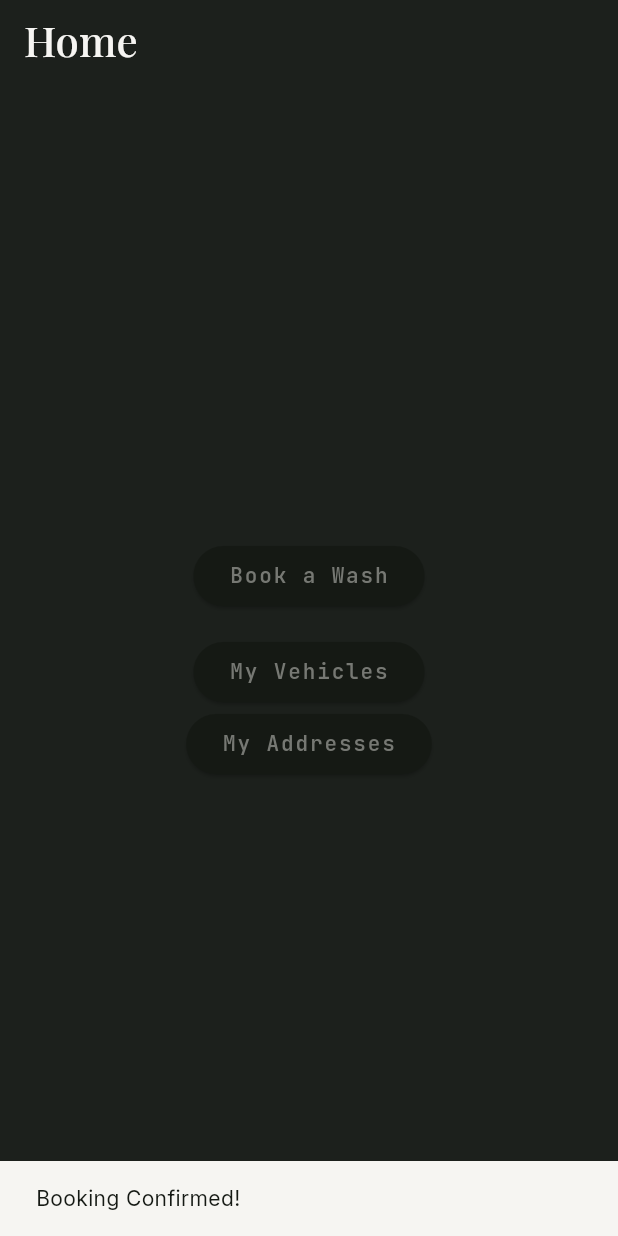
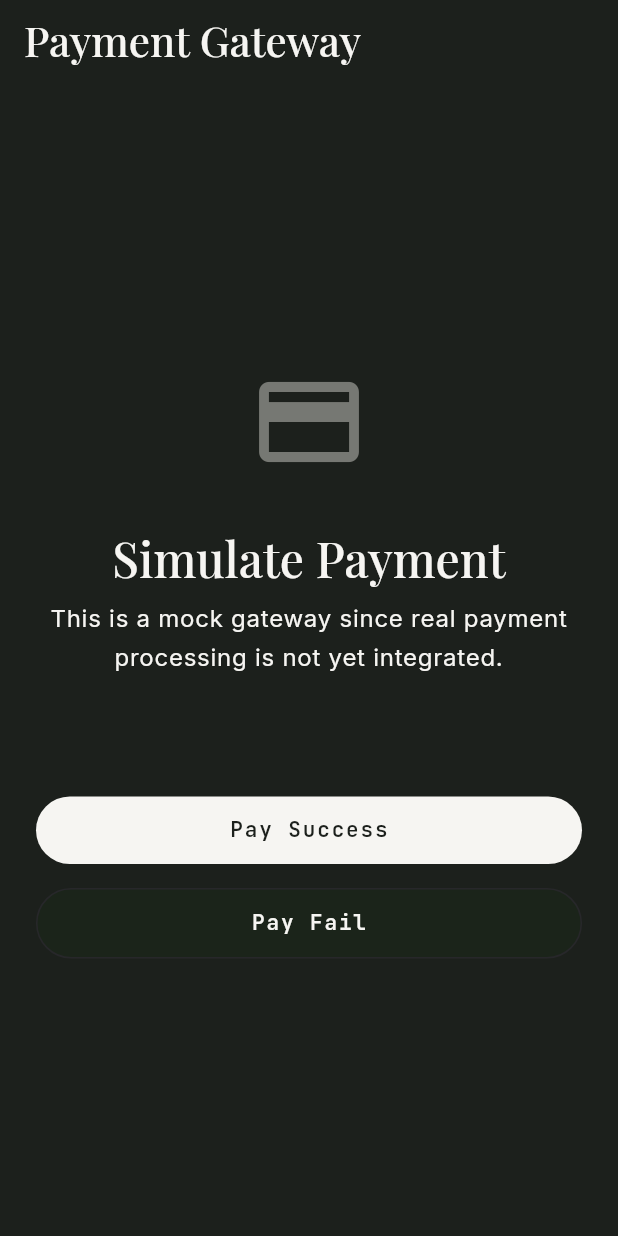
Before and after one commit to 7meninn/vehicle-wash, a Flutter app: the PriceEstimateScreen screen opened by its route, after a tap on "Confirm Booking", on a phone screen of 412 x 824 dp. Run offline on Flutter 3.47's test engine with Material 3 defaults, Android fonts, the phone set to English and light mode, and no system bars; our stand-ins replace dio, flutter_riverpod, flutter_secure_storage, go_router, google_fonts; accounts and stored records are empty.

Commit message:
feat: implement Slice 7 - Booking Creation & Payment Handshake

```diff
--- a/frontend/vehicle_wash_customer/lib/features/booking/presentation/pages/price_estimate_screen.dart
+++ b/frontend/vehicle_wash_customer/lib/features/booking/presentation/pages/price_estimate_screen.dart
@@ -57,10 +57,7 @@ class PriceEstimateScreen extends StatelessWidget {
               VerdantButton(
                 label: 'Confirm Booking',
                 onPressed: () {
-                  ScaffoldMessenger.of(context).showSnackBar(
-                    const SnackBar(content: Text('Booking Confirmed!')),
-                  );
-                  context.go('/home');
+                  context.push('/payment/mock');
                 },
               ),
             ],
--- /dev/null
+++ b/frontend/vehicle_wash_customer/lib/features/payment/presentation/pages/mock_payment_screen.dart
@@ -0,0 +1,60 @@
+import 'package:flutter/material.dart';
+import 'package:go_router/go_router.dart';
+import 'package:vehicle_wash_design_system/vehicle_wash_design_system.dart';
+
+class MockPaymentScreen extends StatelessWidget {
+  const MockPaymentScreen({super.key});
+
+  @override
+  Widget build(BuildContext context) {
+    return Scaffold(
+      appBar: AppBar(
+        title: const Text('Payment Gateway'),
+        automaticallyImplyLeading: false,
+      ),
+      body: SafeArea(
+        child: Padding(
+          padding: const EdgeInsets.all(VerdantSpacing.cardPadding),
+          child: Column(
+            mainAxisAlignment: MainAxisAlignment.center,
+            crossAxisAlignment: CrossAxisAlignment.stretch,
+            children: [
+              const Icon(Icons.credit_card, size: 80, color: VerdantColors.textSecondary),
+              const SizedBox(height: VerdantSpacing.gap * 2),
+              Text(
+                'Simulate Payment',
+                textAlign: TextAlign.center,
+                style: VerdantTypography.headlineLarge,
+              ),
+              const SizedBox(height: VerdantSpacing.base),
+              Text(
+                'This is a mock gateway since real payment processing is not yet integrated.',
+                textAlign: TextAlign.center,
+                style: VerdantTypography.bodyLarge,
+              ),
+              const SizedBox(height: VerdantSpacing.sectionPadding),
+
+              VerdantButton(
+                label: 'Pay Success',
+                onPressed: () {
+                  context.push('/booking/confirmed');
+                },
+              ),
+              const SizedBox(height: VerdantSpacing.gap),
+              VerdantButton(
+                label: 'Pay Fail',
+                variant: VerdantButtonVariant.secondary,
+                onPressed: () {
+                  ScaffoldMessenger.of(context).showSnackBar(
+                    const SnackBar(content: Text('Payment Failed. Please try again.')),
+                  );
+                  context.pop();
+                },
+              ),
+            ],
+          ),
+        ),
+      ),
+    );
+  }
+}
--- a/frontend/vehicle_wash_customer/lib/routes/app_router.dart
+++ b/frontend/vehicle_wash_customer/lib/routes/app_router.dart
@@ -3,6 +3,7 @@ import 'package:flutter/material.dart';
 import '../features/authentication/presentation/pages/splash_screen.dart';
 import '../features/authentication/presentation/pages/login_screen.dart';
 import '../features/authentication/presentation/pages/otp_screen.dart';
+import '../features/home/presentation/pages/home_screen.dart';
 import '../features/vehicle/presentation/pages/vehicle_list_screen.dart';
 import '../features/vehicle/presentation/pages/add_vehicle_screen.dart';
 import '../features/address/presentation/pages/address_list_screen.dart';
@@ -11,6 +12,8 @@ import '../features/booking/presentation/pages/select_vehicle_screen.dart';
 import '../features/booking/presentation/pages/select_address_screen.dart';
 import '../features/booking/presentation/pages/select_time_screen.dart';
 import '../features/booking/presentation/pages/price_estimate_screen.dart';
+import '../features/booking/presentation/pages/booking_confirmed_screen.dart';
+import '../features/payment/presentation/pages/mock_payment_screen.dart';
 
 final GoRouter appRouter = GoRouter(
   initialLocation: '/splash',
@@ -32,29 +35,7 @@ final GoRouter appRouter = GoRouter(
     ),
     GoRoute(
       path: '/home',
-      builder: (context, state) => Scaffold(
-        appBar: AppBar(title: const Text('Home')),
-        body: Center(
-          child: Column(
-            mainAxisAlignment: MainAxisAlignment.center,
-            children: [
-              ElevatedButton(
-                onPressed: () => context.push('/booking/select-vehicle'),
-                child: const Text('Book a Wash'),
-              ),
-              const SizedBox(height: 16),
-              ElevatedButton(
-                onPressed: () => context.push('/vehicles'),
-                child: const Text('My Vehicles'),
-              ),
-              ElevatedButton(
-                onPressed: () => context.push('/addresses'),
-                child: const Text('My Addresses'),
-              ),
-            ],
-          ),
-        ),
-      ),
+      builder: (context, state) => const HomeScreen(),
     ),
     GoRoute(
       path: '/vehicles',
@@ -88,5 +69,13 @@ final GoRouter appRouter = GoRouter(
       path: '/booking/estimate',
       builder: (context, state) => const PriceEstimateScreen(),
     ),
+    GoRoute(
+      path: '/booking/confirmed',
+      builder: (context, state) => const BookingConfirmedScreen(),
+    ),
+    GoRoute(
+      path: '/payment/mock',
+      builder: (context, state) => const MockPaymentScreen(),
+    ),
   ],
 );
```
Also changed, not shown: frontend/vehicle_wash_customer/lib/features/booking/presentation/pages/booking_confirmed_screen.dart (added, +62 -0 lines), frontend/vehicle_wash_customer/lib/features/home/presentation/pages/home_screen.dart (added, +177 -0 lines).
